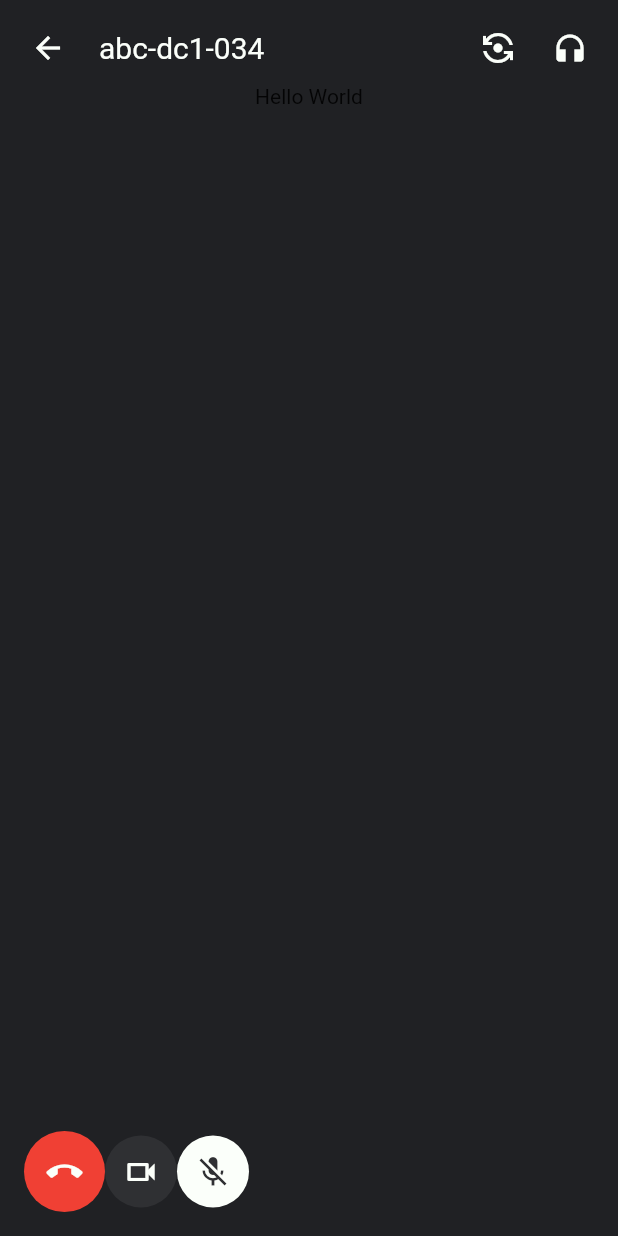
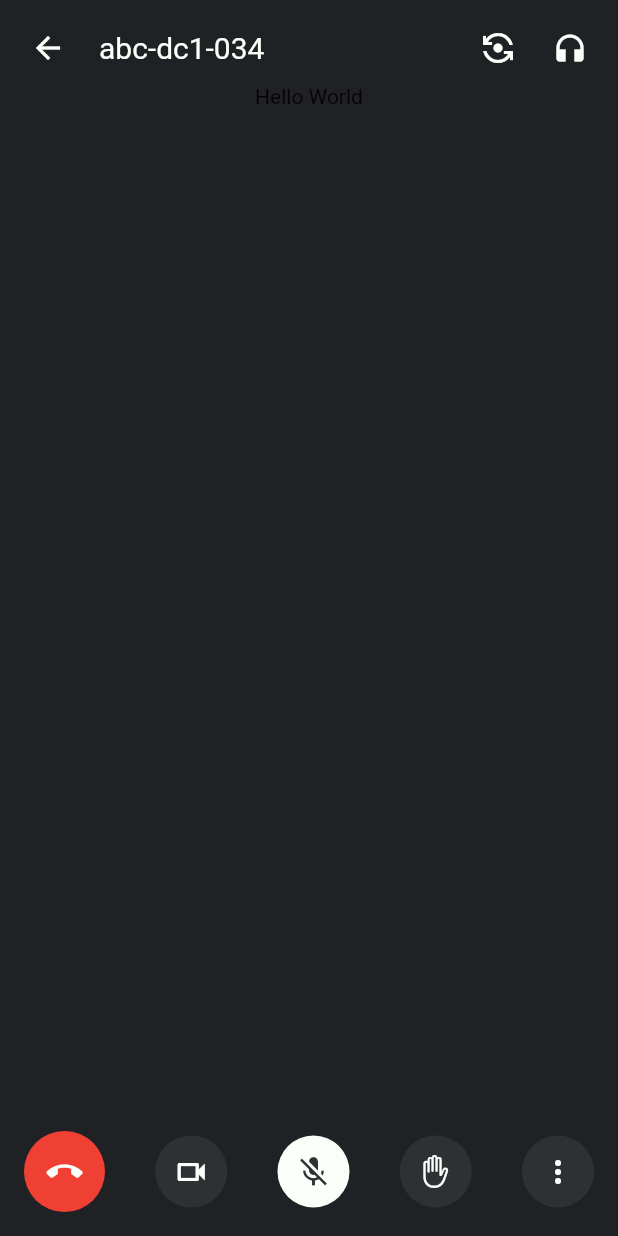
Before and after one commit to octoi/google-meet-clone, a Flutter app: the screen it shows after launch, on a phone screen of 412 x 824 dp. Run offline on Flutter 3.47's test engine with Material 2 defaults, Android fonts, the phone set to English and light mode, and no system bars.

Commit message:
all utils btn

```diff
--- a/lib/widgets/utils.dart
+++ b/lib/widgets/utils.dart
@@ -1,3 +1,4 @@
+import 'package:flutter/cupertino.dart';
 import 'package:flutter/material.dart';
 import 'package:google_meet/utils/constants.dart';
 
@@ -9,7 +10,7 @@ class AppUtils extends StatelessWidget {
     return Container(
       padding: EdgeInsets.all(8.0),
       child: Row(
-        // mainAxisAlignment: MainAxisAlignment.spaceBetween,
+        mainAxisAlignment: MainAxisAlignment.spaceBetween,
         crossAxisAlignment: CrossAxisAlignment.center,
         children: [
           Container(
@@ -45,6 +46,28 @@ class AppUtils extends StatelessWidget {
               color: appSecondaryColor,
             ),
           ),
+          Container(
+            padding: EdgeInsets.all(12.0),
+            decoration: BoxDecoration(
+              color: appSecondaryColor,
+              borderRadius: BorderRadius.circular(50.0),
+            ),
+            child: Icon(
+              CupertinoIcons.hand_raised,
+              color: appWhite,
+            ),
+          ),
+          Container(
+            padding: EdgeInsets.all(12.0),
+            decoration: BoxDecoration(
+              color: appSecondaryColor,
+              borderRadius: BorderRadius.circular(50.0),
+            ),
+            child: Icon(
+              Icons.more_vert,
+              color: appWhite,
+            ),
+          ),
         ],
       ),
     );
```
